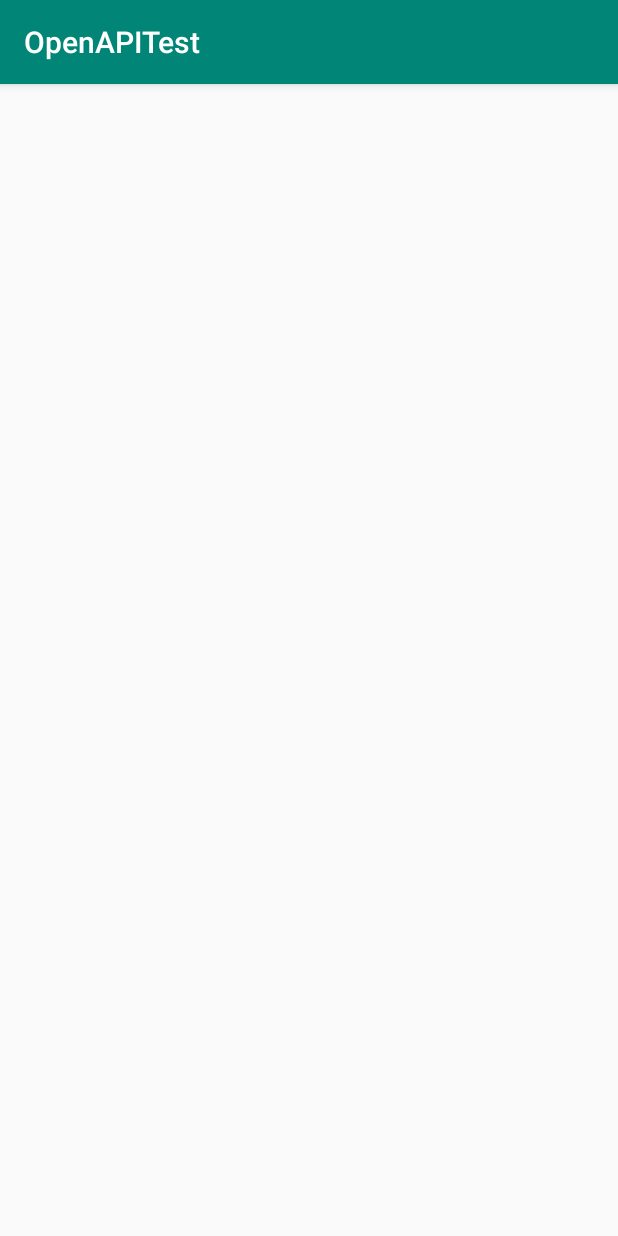
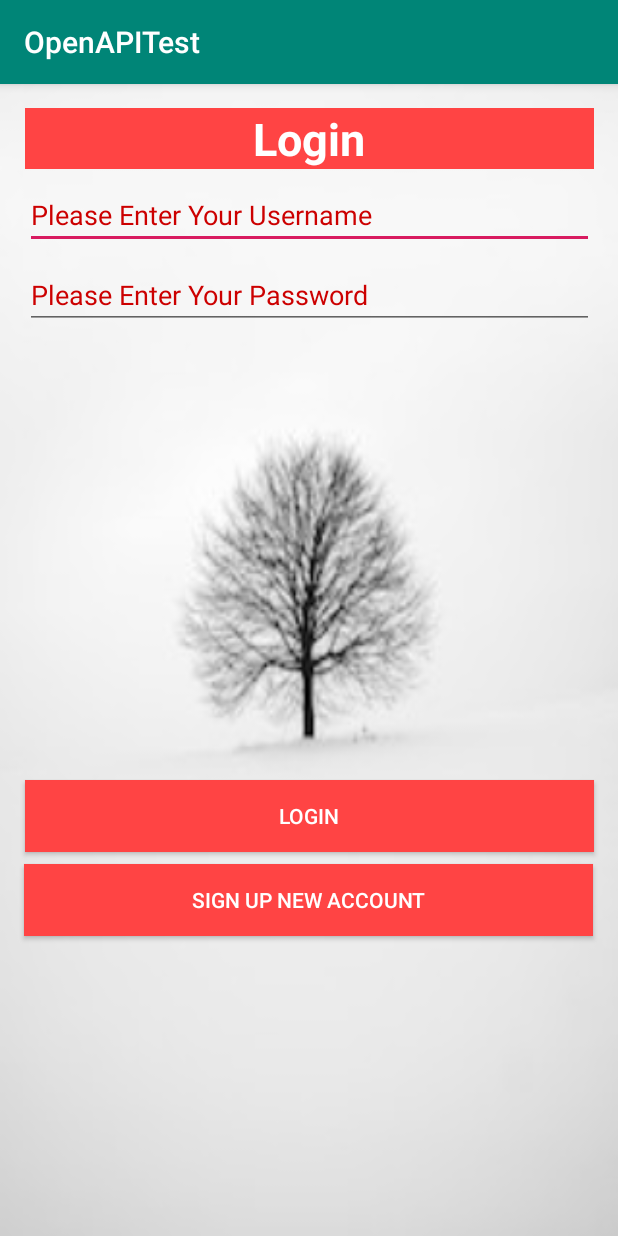
Before and after one commit to Roebou89/OpenAPITest, an Android app: the LoginActivty screen opened directly, with no data from a screen before it, on a phone screen of 412 x 824 dp. Run offline under Robolectric (Android 15) with nearby library versions, the light colour scheme and no system bars.

Commit message:
Sign Up And Login base config done.

```diff
--- a/app/src/main/java/com/roebou/openapitest/LoginActivty.java
+++ b/app/src/main/java/com/roebou/openapitest/LoginActivty.java
@@ -1,13 +1,40 @@
 package com.roebou.openapitest;
 
+import android.content.Intent;
 import android.support.v7.app.AppCompatActivity;
 import android.os.Bundle;
+import android.util.Log;
+import android.view.View;
+import android.widget.Button;
+import android.widget.EditText;
 
 public class LoginActivty extends AppCompatActivity {
+
+    private EditText username ;
+    private EditText password ;
+    private Button loginButton ;
+    private Button loginCreateNewAccButton ;
 
     @Override
     protected void onCreate(Bundle savedInstanceState) {
         super.onCreate(savedInstanceState);
         setContentView(R.layout.activity_login_activty);
+
+        username = findViewById(R.id.loginUsernameEditText) ;
+        password = findViewById(R.id.loginPasswordEditText) ;
+        loginButton = findViewById(R.id.loginLoginButton) ;
+        loginCreateNewAccButton = findViewById(R.id.loginCreateNewAccButton) ;
+
+    }
+
+    public void loginCreateNewAccIntent (View view) {
+        Log.i("DEMO", "Back To Sign Up Activity") ;
+
+        Intent signUp = new Intent(this, SignUpActivity.class) ;
+        startActivity(signUp);
+    }
+
+    public void loginAct (View view) {
+        Log.i("DEMO", "Logging In") ;
     }
 }
--- a/app/src/main/res/layout/activity_login_activty.xml
+++ b/app/src/main/res/layout/activity_login_activty.xml
@@ -4,6 +4,84 @@
     xmlns:tools="http://schemas.android.com/tools"
     android:layout_width="match_parent"
     android:layout_height="match_parent"
+    android:background="@drawable/tree"
     tools:context=".LoginActivty">
 
+    <TextView
+        android:id="@+id/loginLabel"
+        android:layout_width="379dp"
+        android:layout_height="wrap_content"
+        android:layout_marginStart="16dp"
+        android:layout_marginTop="16dp"
+        android:layout_marginEnd="16dp"
+        android:background="@android:color/holo_red_light"
+        android:gravity="center_horizontal"
+        android:text="Login"
+        android:textColor="@android:color/background_light"
+        android:textSize="30sp"
+        android:textStyle="bold"
+        app:layout_constraintEnd_toEndOf="parent"
+        app:layout_constraintStart_toStartOf="parent"
+        app:layout_constraintTop_toTopOf="parent" />
+
+    <EditText
+        android:id="@+id/loginUsernameEditText"
+        android:layout_width="379dp"
+        android:layout_height="wrap_content"
+        android:layout_marginStart="16dp"
+        android:layout_marginTop="8dp"
+        android:layout_marginEnd="16dp"
+        android:ems="10"
+        android:hint="Please Enter Your Username"
+        android:inputType="textPersonName"
+        android:textColorHint="@android:color/holo_red_dark"
+        app:layout_constraintEnd_toEndOf="parent"
+        app:layout_constraintStart_toStartOf="parent"
+        app:layout_constraintTop_toBottomOf="@+id/loginLabel" />
+
+    <EditText
+        android:id="@+id/loginPasswordEditText"
+        android:layout_width="379dp"
+        android:layout_height="wrap_content"
+        android:layout_marginStart="16dp"
+        android:layout_marginTop="8dp"
+        android:layout_marginEnd="16dp"
+        android:ems="10"
+        android:hint="Please Enter Your Password"
+        android:inputType="numberPassword"
+        android:textColorHint="@android:color/holo_red_dark"
+        app:layout_constraintEnd_toEndOf="parent"
+        app:layout_constraintStart_toStartOf="parent"
+        app:layout_constraintTop_toBottomOf="@+id/loginUsernameEditText" />
+
+    <Button
+        android:id="@+id/loginLoginButton"
+        android:layout_width="379dp"
+        android:layout_height="wrap_content"
+        android:layout_marginStart="16dp"
+        android:layout_marginEnd="16dp"
+        android:layout_marginBottom="8dp"
+        android:background="@android:color/holo_red_light"
+        android:onClick="loginAct"
+        android:text="Login"
+        android:textColor="@android:color/background_light"
+        app:layout_constraintBottom_toTopOf="@+id/loginCreateNewAccButton"
+        app:layout_constraintEnd_toEndOf="parent"
+        app:layout_constraintStart_toStartOf="parent" />
+
+    <Button
+        android:id="@+id/loginCreateNewAccButton"
+        android:layout_width="379dp"
+        android:layout_height="wrap_content"
+        android:layout_marginStart="16dp"
+        android:layout_marginEnd="16dp"
+        android:layout_marginBottom="200dp"
+        android:background="@android:color/holo_red_light"
+        android:onClick="loginCreateNewAccIntent"
+        android:text="Sign Up New Account"
+        android:textColor="@android:color/background_light"
+        app:layout_constraintBottom_toBottomOf="parent"
+        app:layout_constraintEnd_toEndOf="parent"
+        app:layout_constraintHorizontal_bias="0.0"
+        app:layout_constraintStart_toStartOf="parent" />
 </android.support.constraint.ConstraintLayout>
--- a/app/src/main/res/mipmap-anydpi-v26/ic_launcher.xml
+++ b/app/src/main/res/mipmap-anydpi-v26/ic_launcher.xml
@@ -1,5 +1,4 @@
 <?xml version="1.0" encoding="utf-8"?>
 <adaptive-icon xmlns:android="http://schemas.android.com/apk/res/android">
     <background android:drawable="@drawable/ic_launcher_background" />
-    <foreground android:drawable="@drawable/ic_launcher_foreground" />
 </adaptive-icon>
--- a/app/src/main/res/mipmap-anydpi-v26/ic_launcher_round.xml
+++ b/app/src/main/res/mipmap-anydpi-v26/ic_launcher_round.xml
@@ -1,5 +1,4 @@
 <?xml version="1.0" encoding="utf-8"?>
 <adaptive-icon xmlns:android="http://schemas.android.com/apk/res/android">
     <background android:drawable="@drawable/ic_launcher_background" />
-    <foreground android:drawable="@drawable/ic_launcher_foreground" />
 </adaptive-icon>
```
Also changed, not shown: app/src/main/java/com/roebou/openapitest/MainActivity.java (+7 -0 lines), app/src/main/java/com/roebou/openapitest/SignUpActivity.java (+30 -0 lines), app/src/main/res/layout/activity_main.xml (+16 -0 lines), app/src/main/res/layout/activity_sign_up.xml (+22 -5 lines).
